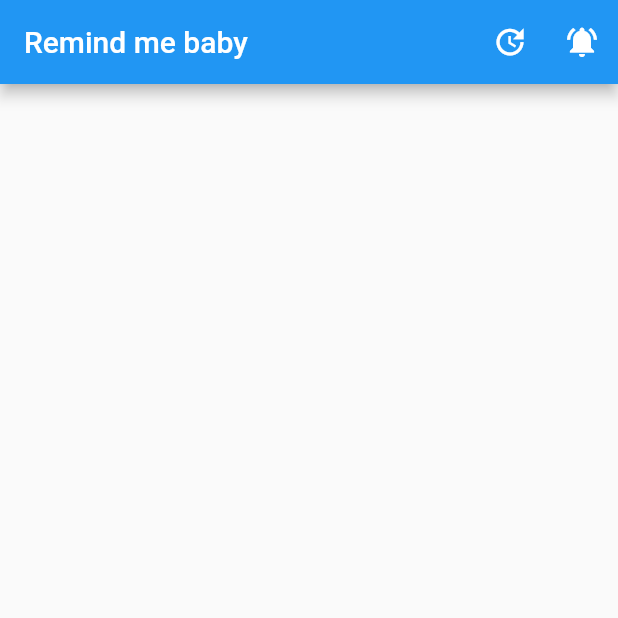
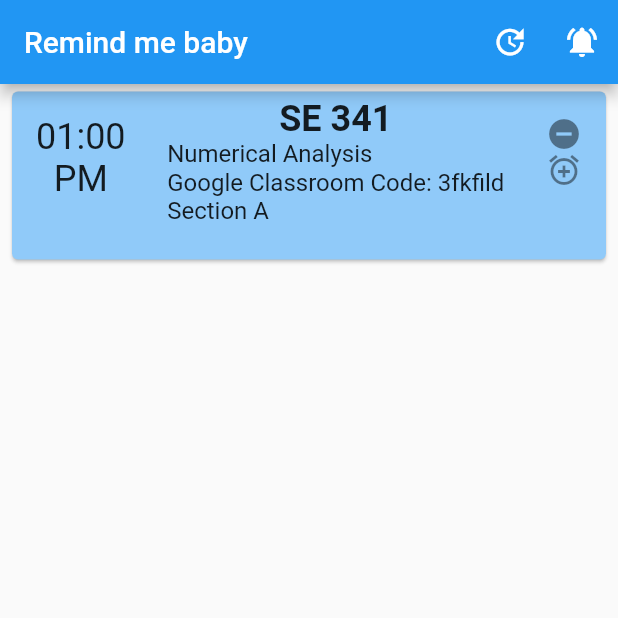
Before and after one commit to smnshuvo/remind_me_baby, a Flutter app: the screen it shows after launch, on a phone screen of 412 x 824 dp, the top half of it. Run offline on Flutter 3.47's test engine with Material 2 defaults, Android fonts, the phone set to English and light mode, and no system bars.

Commit message:
Added listView and design

```diff
--- a/lib/pages/home.dart
+++ b/lib/pages/home.dart
@@ -1,4 +1,7 @@
 import 'package:flutter/material.dart';
+import 'package:remindmebaby/services/tasklist.dart';
+
+import 'package:remindmebaby/services/tasks.dart';
 
 class Home extends StatefulWidget {
   @override
@@ -6,6 +9,11 @@ class Home extends StatefulWidget {
 }
 
 class _HomeState extends State<Home> {
+  List<Task> myTasks = [
+  Task(taskName: 'SE 341', startingPeriod: '01:00\nPM', endingPeriod: '10.00 AM', taskDetails: "Numerical Analysis\nGoogle Classroom Code: 3fkfild\nSection A\n"),
+  ];
+
+
   @override
   Widget build(BuildContext context) {
     return Scaffold(
@@ -35,11 +43,52 @@ class _HomeState extends State<Home> {
         ],
       ) ,
       body: SafeArea(
-        child: Column(
-          children: <Widget>[
+        child: ListView.builder(
+          itemCount: myTasks.length,
+          itemBuilder: (context, index){
+            return Padding(
+              padding: const EdgeInsets.symmetric(vertical: 1, horizontal: 4),
+              child: Card(
+                color: Colors.blue[(index+1)*200],
+                child: ListTile(
+                  leading: Text(
+                    myTasks[index].startingPeriod,
+                    style: TextStyle(
+                      fontSize: 24,
 
-          ],
-        ),
+                  ),
+                  textAlign: TextAlign.center,
+                  ),
+
+                  onTap: (){},
+                  title: Column(
+                    children: <Widget>[
+                      // name of the task
+                      Text(
+                       myTasks[index].taskName,
+                        style: TextStyle(
+                          fontWeight: FontWeight.bold,
+                          fontSize: 24,
+                        ),
+                      ),
+                      // details about the task
+                      Text(
+                        myTasks[index].taskDetails,
+                      ),
+                    ],
+                  ),
+                  trailing: Column(
+                    crossAxisAlignment: CrossAxisAlignment.center,
+                    children: <Widget>[
+                      Icon(Icons.remove_circle),
+                      Icon(Icons.alarm_add),
+                    ],
+                  ),
+                ),
+              ),
+            );
+          },
+        )
       ),
     );
   }
--- /dev/null
+++ b/lib/services/tasklist.dart
@@ -0,0 +1,10 @@
+import 'package:remindmebaby/services/tasks.dart';
+class TaskList{
+  String day; // day of the week
+  List<Task> taskList; // list of the task on that day
+
+TaskList({this.day , this.taskList});
+
+
+
+}
--- /dev/null
+++ b/lib/services/tasks.dart
@@ -0,0 +1,11 @@
+class Task{
+  String startingPeriod; // the time when the task is started
+  String endingPeriod; // the time when task is finished
+  String taskName; // name of the task
+  String taskDetails; // description about the task
+
+
+  Task({this.startingPeriod, this.endingPeriod, this.taskName, this.taskDetails});
+
+
+}
```
Also changed, not shown: 1 other file.
